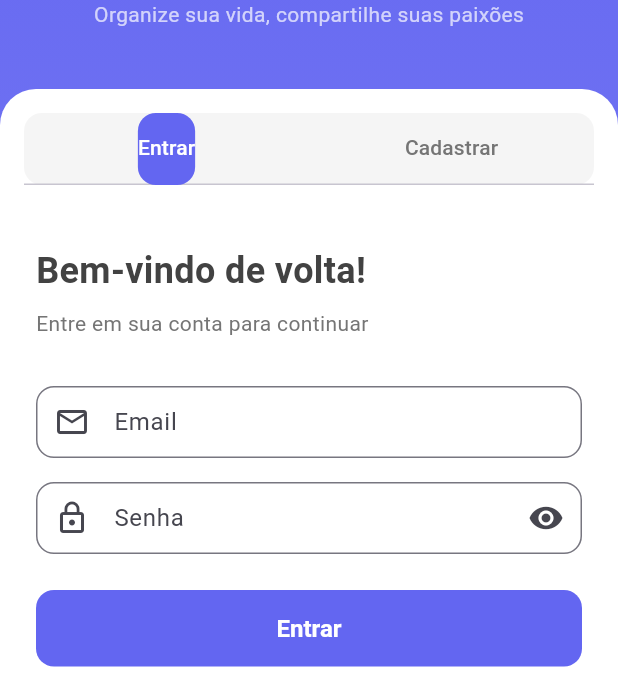
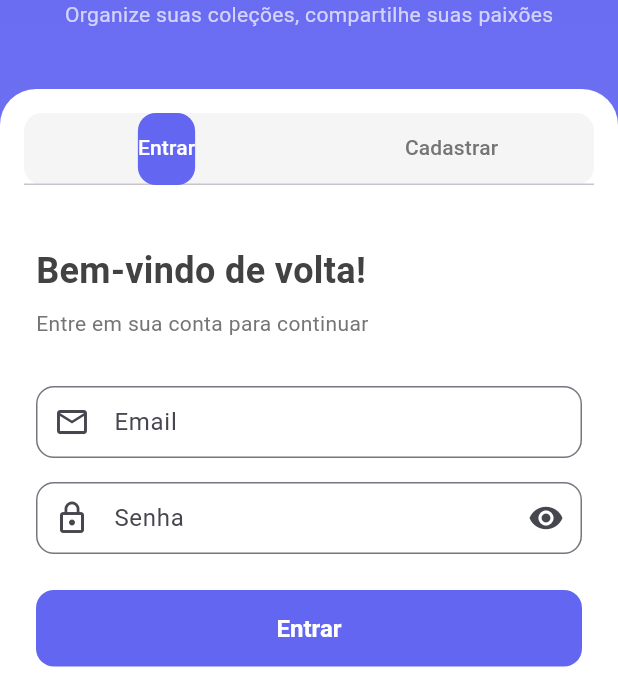
Before and after one commit to ScienceTrader/App_Collections, a Flutter app: the screen it shows after launch, on a phone screen of 412 x 824 dp, the part 265-942 px from its top. Run offline on Flutter 3.47's test engine with Material 3 defaults, Android fonts, the phone set to English and light mode, and no system bars; our stand-ins replace cached_network_image, firebase_analytics, firebase_core, firebase_messaging, flutter_image_compress, flutter_local_notifications and 6 more; missing offline and left inert: flutter_stripe; accounts and stored records are empty.

Commit message:
Add files via upload

```diff
--- a/lib/features/auth/screens/login_screen.dart
+++ b/lib/features/auth/screens/login_screen.dart
@@ -4,6 +4,8 @@ import '../controllers/auth_controller.dart';
 import '../../../shared/themes/app_theme.dart';
 
 class LoginScreen extends StatefulWidget {
+  const LoginScreen({Key? key}) : super(key: key);  // ← Adicione const
+
   @override
   _LoginScreenState createState() => _LoginScreenState();
 }
@@ -43,7 +45,7 @@ class _LoginScreenState extends State<LoginScreen> with SingleTickerProviderStat
           child: Column(
             children: [
               // Header
-              Padding(
+              const Padding(
                 padding: EdgeInsets.symmetric(vertical: 40),
                 child: Column(
                   children: [
@@ -62,7 +64,7 @@ class _LoginScreenState extends State<LoginScreen> with SingleTickerProviderStat
                       ),
                     ),
                     Text(
-                      'Organize sua vida, compartilhe suas paixões',
+                      'Organize suas coleções, compartilhe suas paixões',
                       style: TextStyle(
                         fontSize: 14,
                         color: Colors.white70,
@@ -75,7 +77,7 @@ class _LoginScreenState extends State<LoginScreen> with SingleTickerProviderStat
               // Form Container
               Expanded(
                 child: Container(
-                  decoration: BoxDecoration(
+                  decoration: const BoxDecoration(
                     color: Colors.white,
                     borderRadius: BorderRadius.vertical(top: Radius.circular(24)),
                   ),
@@ -83,7 +85,7 @@ class _LoginScreenState extends State<LoginScreen> with SingleTickerProviderStat
                     children: [
                       // Tab Bar
                       Container(
-                        margin: EdgeInsets.all(16),
+                        margin: const EdgeInsets.all(16),
                         decoration: BoxDecoration(
                           color: Colors.grey.shade100,
                           borderRadius: BorderRadius.circular(12),
@@ -96,7 +98,7 @@ class _LoginScreenState extends State<LoginScreen> with SingleTickerProviderStat
                           ),
                           labelColor: Colors.white,
                           unselectedLabelColor: Colors.grey.shade600,
-                          tabs: [
+                          tabs: const [
                             Tab(text: 'Entrar'),
                             Tab(text: 'Cadastrar'),
                           ],
@@ -128,7 +130,7 @@ class _LoginScreenState extends State<LoginScreen> with SingleTickerProviderStat
     return Form(
       key: _formKey,
       child: Padding(
-        padding: EdgeInsets.all(24),
+        padding: const EdgeInsets.all(24),
         child: Column(
           crossAxisAlignment: CrossAxisAlignment.stretch,
           children: [
@@ -140,12 +142,12 @@ class _LoginScreenState extends State<LoginScreen> with SingleTickerProviderStat
                 color: Colors.grey.shade800,
               ),
             ),
-            SizedBox(height: 8),
+            const SizedBox(height: 8),
             Text(
               'Entre em sua conta para continuar',
               style: TextStyle(color: Colors.grey.shade600),
             ),
-            SizedBox(height: 32),
+            const SizedBox(height: 32),
 
             // Email Field
             TextFormField(
@@ -153,7 +155,7 @@ class _LoginScreenState extends State<LoginScreen> with SingleTickerProviderStat
               keyboardType: TextInputType.emailAddress,
               decoration: InputDecoration(
                 labelText: 'Email',
-                prefixIcon: Icon(Icons.email_outlined),
+                prefixIcon: const Icon(Icons.email_outlined),
                 border: OutlineInputBorder(
                   borderRadius: BorderRadius.circular(12),
                 ),
@@ -168,7 +170,7 @@ class _LoginScreenState extends State<LoginScreen> with SingleTickerProviderStat
                 return null;
               },
             ),
-            SizedBox(height: 16),
+            const SizedBox(height: 16),
 
             // Password Field
             TextFormField(
@@ -176,7 +178,7 @@ class _LoginScreenState extends State<LoginScreen> with SingleTickerProviderStat
               obscureText: _obscurePassword,
               decoration: InputDecoration(
                 labelText: 'Senha',
-                prefixIcon: Icon(Icons.lock_outline),
+                prefixIcon: const Icon(Icons.lock_outline),
                 suffixIcon: IconButton(
                   icon: Icon(_obscurePassword ? Icons.visibility : Icons.visibility_off),
                   onPressed: () => setState(() => _obscurePassword = !_obscurePassword),
@@ -192,7 +194,7 @@ class _LoginScreenState extends State<LoginScreen> with SingleTickerProviderStat
                 return null;
               },
             ),
-            SizedBox(height: 24),
+            const SizedBox(height: 24),
 
             // Login Button
             Obx(() => ElevatedButton(
@@ -200,17 +202,17 @@ class _LoginScreenState extends State<LoginScreen> with SingleTickerProviderStat
               style: ElevatedButton.styleFrom(
                 backgroundColor: AppTheme.primaryColor,
                 foregroundColor: Colors.white,
-                padding: EdgeInsets.symmetric(vertical: 16),
+                padding: const EdgeInsets.symmetric(vertical: 16),
                 shape: RoundedRectangleBorder(
                   borderRadius: BorderRadius.circular(12),
                 ),
               ),
               child: AuthController.to.isLoading.value
-                  ? CircularProgressIndicator(color: Colors.white)
-                  : Text('Entrar', style: TextStyle(fontSize: 16, fontWeight: FontWeight.w600)),
+                  ? const CircularProgressIndicator(color: Colors.white)
+                  : const Text('Entrar', style: TextStyle(fontSize: 16, fontWeight: FontWeight.w600)),
             )),
 
-            SizedBox(height: 16),
+            const SizedBox(height: 16),
 
             // Forgot Password
             TextButton(
@@ -218,10 +220,10 @@ class _LoginScreenState extends State<LoginScreen> with SingleTickerProviderStat
                 // TODO: Implement forgot password
                 Get.snackbar('Info', 'Funcionalidade em desenvolvimento');
               },
-              child: Text('Esqueceu sua senha?'),
+              child: const Text('Esqueceu sua senha?'),
             ),
 
-            Spacer(),
+            const Spacer(),
 
             // Social Login
             Text(
@@ -229,7 +231,7 @@ class _LoginScreenState extends State<LoginScreen> with SingleTickerProviderStat
               textAlign: TextAlign.center,
               style: TextStyle(color: Colors.grey.shade600),
             ),
-            SizedBox(height: 16),
+            const SizedBox(height: 16),
             Row(
               children: [
                 Expanded(
@@ -238,27 +240,27 @@ class _LoginScreenState extends State<LoginScreen> with SingleTickerProviderStat
                       // TODO: Implement Google login
                       Get.snackbar('Info', 'Login com Google em desenvolvimento');
                     },
-                    icon: Icon(Icons.g_mobiledata, color: Colors.red),
-                    label: Text('Google'),
+                    icon: const Icon(Icons.g_mobiledata, color: Colors.red),
+                    label: const Text('Google'),
                     style: OutlinedButton.styleFrom(
-                      padding: EdgeInsets.symmetric(vertical: 12),
+                      padding: const EdgeInsets.symmetric(vertical: 12),
                       shape: RoundedRectangleBorder(
                         borderRadius: BorderRadius.circular(12),
                       ),
                     ),
                   ),
                 ),
-                SizedBox(width: 16),
+                const SizedBox(width: 16),
                 Expanded(
                   child: OutlinedButton.icon(
                     onPressed: () {
                       // TODO: Implement Apple login
                       Get.snackbar('Info', 'Login com Apple em desenvolvimento');
                     },
-                    icon: Icon(Icons.apple, color: Colors.black),
-                    label: Text('Apple'),
+                    icon: const Icon(Icons.apple, color: Colors.black),
+                    label: const Text('Apple'),
                     style: OutlinedButton.styleFrom(
-                      padding: EdgeInsets.symmetric(vertical: 12),
+                      padding: const EdgeInsets.symmetric(vertical: 12),
                       shape: RoundedRectangleBorder(
                         borderRadius: BorderRadius.circular(12),
                       ),
@@ -276,7 +278,7 @@ class _LoginScreenState extends State<LoginScreen> with SingleTickerProviderStat
   Widget _buildSignUpForm() {
     return Form(
       child: Padding(
-        padding: EdgeInsets.all(24),
+        padding: const EdgeInsets.all(24),
         child: Column(
           crossAxisAlignment: CrossAxisAlignment.stretch,
           children: [
@@ -288,19 +290,19 @@ class _LoginScreenState extends State<LoginScreen> with SingleTickerProviderStat
                 color: Colors.grey.shade800,
               ),
             ),
-            SizedBox(height: 8),
+            const SizedBox(height: 8),
             Text(
               'Junte-se à nossa comunidade',
               style: TextStyle(color: Colors.grey.shade600),
             ),
-            SizedBox(height: 32),
+            const SizedBox(height: 32),
 
             // Username Field
             TextFormField(
               controller: _usernameController,
               decoration: InputDecoration(
                 labelText: 'Nome de usuário',
-                prefixIcon: Icon(Icons.person_outline),
+                prefixIcon: const Icon(Icons.person_outline),
                 border: OutlineInputBorder(
                   borderRadius: BorderRadius.circular(12),
                 ),
@@ -315,7 +317,7 @@ class _LoginScreenState extends State<LoginScreen> with SingleTickerProviderStat
                 return null;
               },
             ),
-            SizedBox(height: 16),
+            const SizedBox(height: 16),
 
             // Email Field
             TextFormField(
@@ -323,7 +325,7 @@ class _LoginScreenState extends State<LoginScreen> with SingleTickerProviderStat
               keyboardType: TextInputType.emailAddress,
               decoration: InputDecoration(
                 labelText: 'Email',
-                prefixIcon: Icon(Icons.email_outlined),
+                prefixIcon: const Icon(Icons.email_outlined),
                 border: OutlineInputBorder(
                   borderRadius: BorderRadius.circular(12),
                 ),
@@ -338,7 +340,7 @@ class _LoginScreenState extends State<LoginScreen> with SingleTickerProviderStat
                 return null;
               },
             ),
-            SizedBox(height: 16),
+            const SizedBox(height: 16),
 
             // Password Field
             TextFormField(
@@ -346,7 +348,7 @@ class _LoginScreenState extends State<LoginScreen> with SingleTickerProviderStat
               obscureText: _obscurePassword,
               decoration: InputDecoration(
                 labelText: 'Senha',
-                prefixIcon: Icon(Icons.lock_outline),
+                prefixIcon: const Icon(Icons.lock_outline),
                 suffixIcon: IconButton(
                   icon: Icon(_obscurePassword ? Icons.visibility : Icons.visibility_off),
                   onPressed: () => setState(() => _obscurePassword = !_obscurePassword),
@@ -365,7 +367,7 @@ class _LoginScreenState extends State<LoginScreen> with SingleTickerProviderStat
                 return null;
               },
             ),
-            SizedBox(height: 16),
+            const SizedBox(height: 16),
 
             // Confirm Password Field
             TextFormField(
@@ -373,7 +375,7 @@ class _LoginScreenState extends State<LoginScreen> with SingleTickerProviderStat
               obscureText: _obscureConfirmPassword,
               decoration: InputDecoration(
                 labelText: 'Confirmar senha',
-                prefixIcon: Icon(Icons.lock_outline),
+                prefixIcon: const Icon(Icons.lock_outline),
                 suffixIcon: IconButton(
                   icon: Icon(_obscureConfirmPassword ? Icons.visibility : Icons.visibility_off),
                   onPressed: () => setState(() => _obscureConfirmPassword = !_obscureConfirmPassword),
@@ -392,7 +394,7 @@ class _LoginScreenState extends State<LoginScreen> with SingleTickerProviderStat
                 return null;
               },
             ),
-            SizedBox(height: 24),
+            const SizedBox(height: 24),
 
             // Sign Up Button
             Obx(() => ElevatedButton(
@@ -400,17 +402,17 @@ class _LoginScreenState extends State<LoginScreen> with SingleTickerProviderStat
               style: ElevatedButton.styleFrom(
                 backgroundColor: AppTheme.primaryColor,
                 foregroundColor: Colors.white,
-                padding: EdgeInsets.symmetric(vertical: 16),
+                padding: const EdgeInsets.symmetric(vertical: 16),
                 shape: RoundedRectangleBorder(
                   borderRadius: BorderRadius.circular(12),
                 ),
               ),
               child: AuthController.to.isLoading.value
-                  ? CircularProgressIndicator(color: Colors.white)
-                  : Text('Criar conta', style: TextStyle(fontSize: 16, fontWeight: FontWeight.w600)),
+                  ? const CircularProgressIndicator(color: Colors.white)
+                  : const Text('Criar conta', style: TextStyle(fontSize: 16, fontWeight: FontWeight.w600)),
             )),
 
-            SizedBox(height: 16),
+            const SizedBox(height: 16),
 
             // Terms and Privacy
             Text(
```
